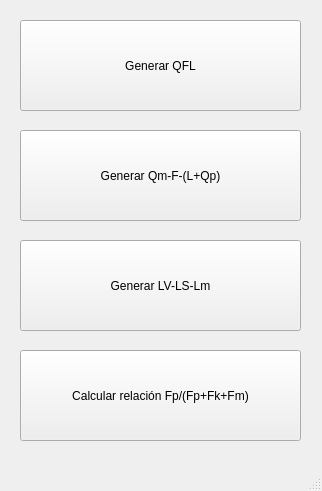
Old version of the form GUI/graficos/generar_graficos.ui in the repository LucasSom/cortes-geologicos.
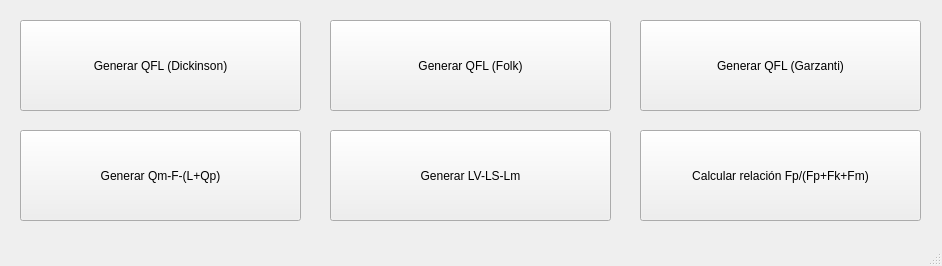
New version of the form.

Commit message: Gráficos de Folk y Garzanti

Patch:
```diff
--- a/GUI/graficos/generar_graficos.ui
+++ b/GUI/graficos/generar_graficos.ui
@@ -6,8 +6,8 @@
    <rect>
     <x>0</x>
     <y>0</y>
-    <width>322</width>
-    <height>491</height>
+    <width>942</width>
+    <height>266</height>
    </rect>
   </property>
   <property name="windowTitle">
@@ -24,7 +24,7 @@
      </rect>
     </property>
     <property name="text">
-     <string>Generar QFL</string>
+     <string>Generar QFL (Dickinson)</string>
     </property>
    </widget>
    <widget class="QPushButton" name="QmFLQp_boton">
@@ -43,8 +43,8 @@
    <widget class="QPushButton" name="relacion_Fp_F_Boton">
     <property name="geometry">
      <rect>
-      <x>20</x>
-      <y>350</y>
+      <x>640</x>
+      <y>130</y>
       <width>281</width>
       <height>91</height>
      </rect>
@@ -56,8 +56,8 @@
    <widget class="QPushButton" name="LVLSLm_boton">
     <property name="geometry">
      <rect>
-      <x>20</x>
-      <y>240</y>
+      <x>330</x>
+      <y>130</y>
       <width>281</width>
       <height>91</height>
      </rect>
@@ -66,6 +66,32 @@
      <string>Generar LV-LS-Lm</string>
     </property>
    </widget>
+   <widget class="QPushButton" name="QFL_boton_folk">
+    <property name="geometry">
+     <rect>
+      <x>330</x>
+      <y>20</y>
+      <width>281</width>
+      <height>91</height>
+     </rect>
+    </property>
+    <property name="text">
+     <string>Generar QFL (Folk)</string>
+    </property>
+   </widget>
+   <widget class="QPushButton" name="QFL_boton_garzanti">
+    <property name="geometry">
+     <rect>
+      <x>640</x>
+      <y>20</y>
+      <width>281</width>
+      <height>91</height>
+     </rect>
+    </property>
+    <property name="text">
+     <string>Generar QFL (Garzanti)</string>
+    </property>
+   </widget>
   </widget>
   <widget class="QMenuBar" name="menubar">
    <property name="geometry">
```
Left out of the diff: 4 changed lines with no effect on the pictures. The commit also changes 5 other files.
